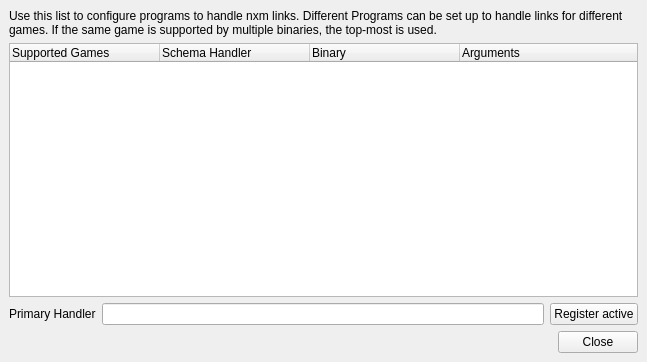
First picture: the form in src/handlerwindow.ui, repository ModOrganizer2/modorganizer-nxmhandler, before the edit.
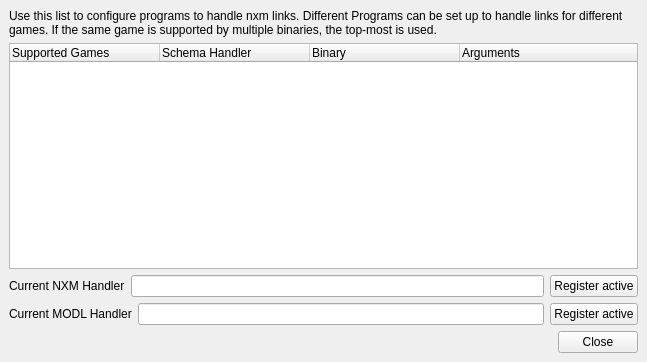
Second picture: the form after the edit. Icons and pictures are not drawn. Custom widgets are drawn as their Qt base class.

Commit message: Display and ensure MODL is registered

```diff
--- a/src/handlerwindow.ui
+++ b/src/handlerwindow.ui
@@ -75,7 +75,7 @@
       <item>
        <widget class="QLabel" name="label_2">
         <property name="text">
-         <string>Primary Handler</string>
+         <string>Current NXM Handler</string>
         </property>
        </widget>
       </item>
@@ -87,7 +87,28 @@
        </widget>
       </item>
       <item>
-       <widget class="QPushButton" name="registerButton">
+       <widget class="QPushButton" name="registerNXMButton">
+        <property name="text">
+         <string>Register active</string>
+        </property>
+       </widget>
+      </item>
+     </layout>
+    </item>
+    <item>
+     <layout class="QHBoxLayout" name="horizontalLayout_3">
+      <item>
+       <widget class="QLabel" name="label_3">
+        <property name="text">
+         <string>Current MODL Handler</string>
+        </property>
+       </widget>
+      </item>
+      <item>
+       <widget class="QLineEdit" name="modlHandlerView"/>
+      </item>
+      <item>
+       <widget class="QPushButton" name="registerMODLButton">
         <property name="text">
          <string>Register active</string>
         </property>
```
Left out of the diff: 2 changed lines with no effect on the pictures. The commit also changes 4 other files.
